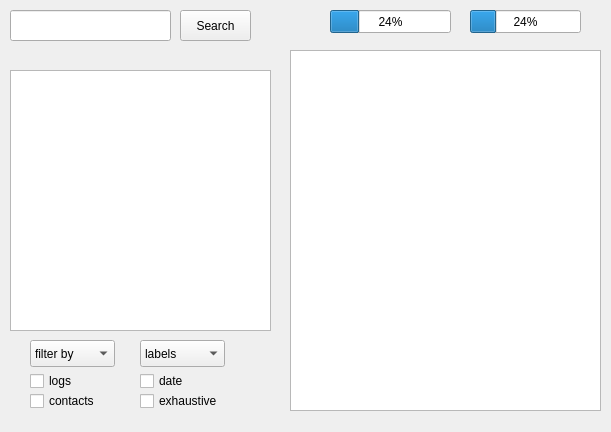
First picture: the form in plugins/akonadi_history_plugin/searchdialog.ui, repository KDE/kopete, before the edit.
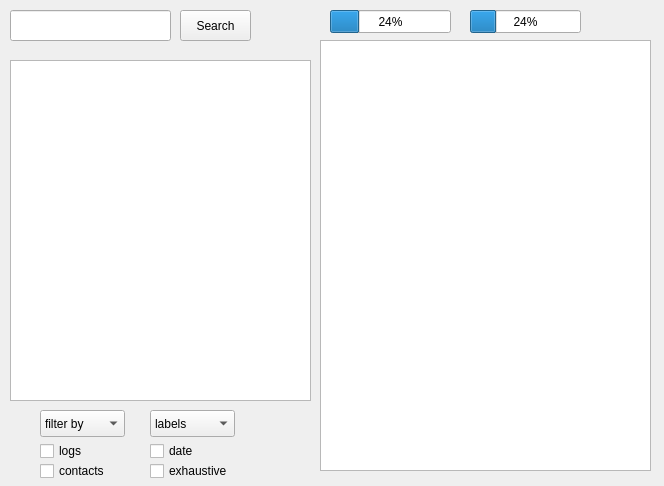
Second picture: the form after the edit. Custom widgets are drawn as their Qt base class.

Commit message: Adding the option for exhaustive search in the search gui where the use can exhaustively.

Patch:
```diff
--- a/plugins/akonadi_history_plugin/searchdialog.ui
+++ b/plugins/akonadi_history_plugin/searchdialog.ui
@@ -6,8 +6,8 @@
    <rect>
     <x>0</x>
     <y>0</y>
-    <width>611</width>
-    <height>432</height>
+    <width>664</width>
+    <height>486</height>
    </rect>
   </property>
   <property name="windowTitle">
@@ -42,8 +42,8 @@
   <widget class="KComboBox" name="SortBy">
    <property name="geometry">
     <rect>
-     <x>30</x>
-     <y>340</y>
+     <x>40</x>
+     <y>410</y>
      <width>85</width>
      <height>27</height>
     </rect>
@@ -57,8 +57,8 @@
   <widget class="KComboBox" name="LabelBox">
    <property name="geometry">
     <rect>
-     <x>140</x>
-     <y>340</y>
+     <x>150</x>
+     <y>410</y>
      <width>85</width>
      <height>27</height>
     </rect>
@@ -95,10 +95,10 @@
   <widget class="KRichTextEdit" name="DisplayResultWidget">
    <property name="geometry">
     <rect>
-     <x>290</x>
-     <y>50</y>
-     <width>311</width>
-     <height>361</height>
+     <x>320</x>
+     <y>40</y>
+     <width>331</width>
+     <height>431</height>
     </rect>
    </property>
   </widget>
@@ -106,17 +106,17 @@
    <property name="geometry">
     <rect>
      <x>10</x>
-     <y>70</y>
-     <width>261</width>
-     <height>261</height>
+     <y>60</y>
+     <width>301</width>
+     <height>341</height>
     </rect>
    </property>
   </widget>
   <widget class="QCheckBox" name="CBoxLogs">
    <property name="geometry">
     <rect>
-     <x>30</x>
-     <y>370</y>
+     <x>40</x>
+     <y>440</y>
      <width>95</width>
      <height>22</height>
     </rect>
@@ -128,8 +128,8 @@
   <widget class="QCheckBox" name="CBoxContact">
    <property name="geometry">
     <rect>
-     <x>30</x>
-     <y>390</y>
+     <x>40</x>
+     <y>460</y>
      <width>95</width>
      <height>22</height>
     </rect>
@@ -141,8 +141,8 @@
   <widget class="QCheckBox" name="CBoxDate">
    <property name="geometry">
     <rect>
-     <x>140</x>
-     <y>370</y>
+     <x>150</x>
+     <y>440</y>
      <width>95</width>
      <height>22</height>
     </rect>
@@ -154,8 +154,8 @@
   <widget class="QCheckBox" name="CBoxExhaustive">
    <property name="geometry">
     <rect>
-     <x>140</x>
-     <y>390</y>
+     <x>150</x>
+     <y>460</y>
      <width>95</width>
      <height>22</height>
     </rect>
```
The commit also changes 5 other files.
